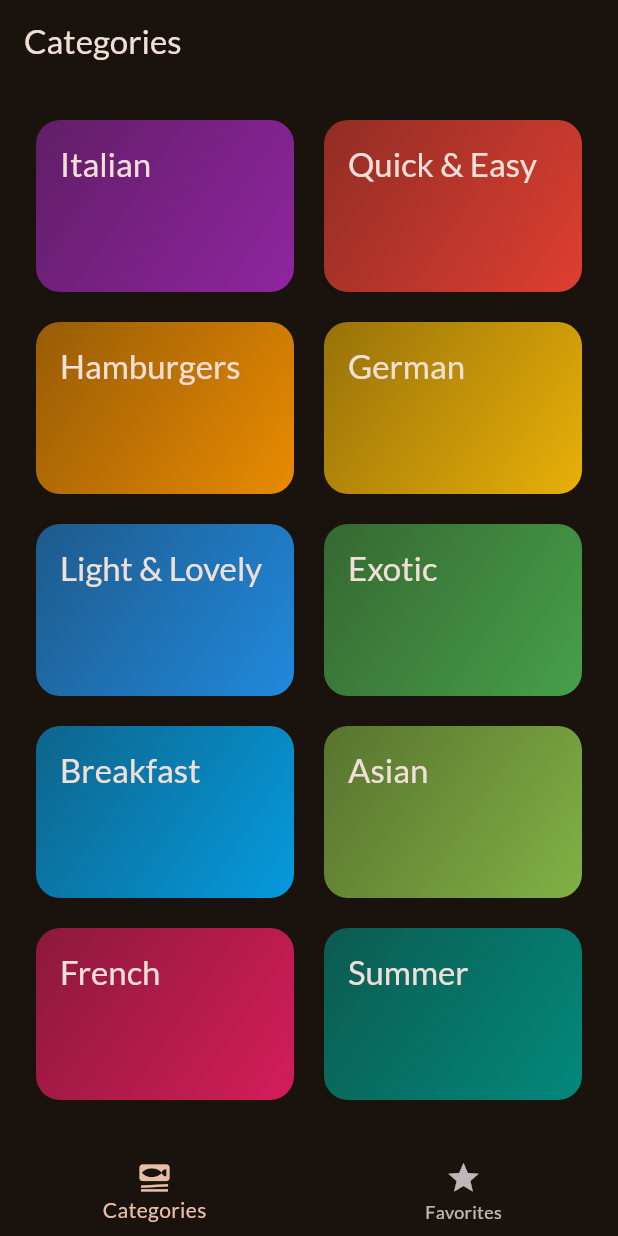
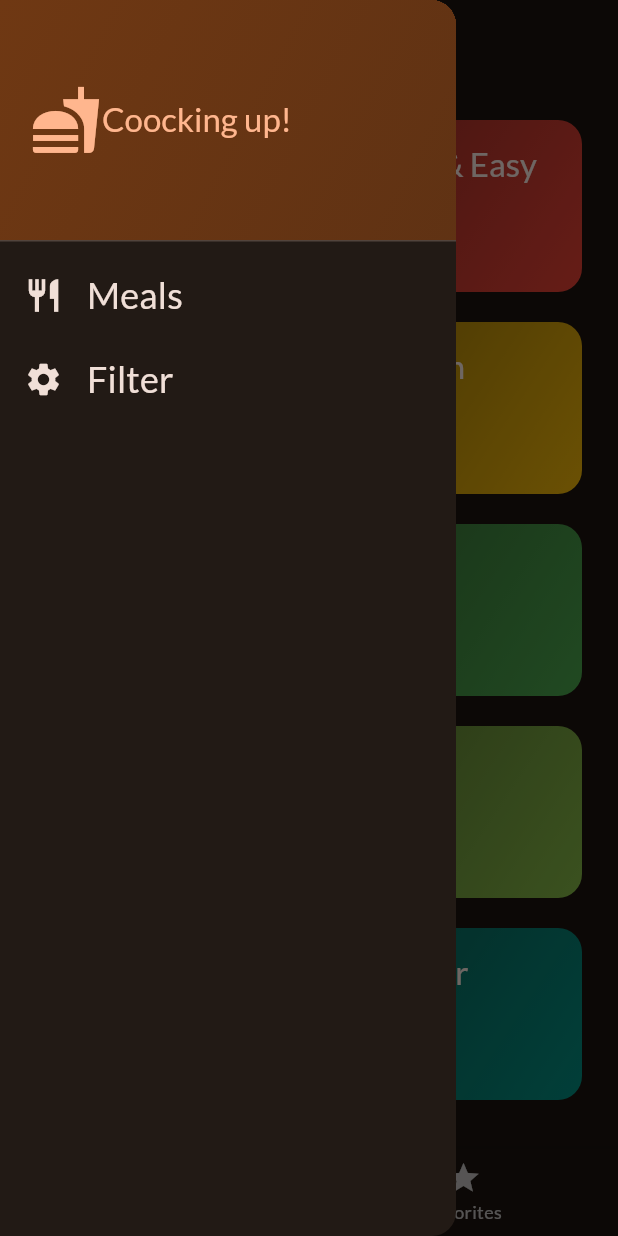
Before and after one commit to def-Siddharth-Mishra/melee, a Flutter app: the screen it shows after launch, with the side drawer open (before the commit the screen has no drawer), on a phone screen of 412 x 824 dp. Run offline on Flutter 3.47's test engine with Material 3 defaults, Android fonts, the phone set to English and light mode, and no system bars; our stand-ins replace google_fonts, transparent_image.

Commit message:
SideDrawer is added and and onTap parameter is passed so that it can do something.

```diff
--- a/lib/screens/tabs.dart
+++ b/lib/screens/tabs.dart
@@ -2,6 +2,7 @@ import 'package:flutter/material.dart';
 import 'package:meals_app/models/meal.dart';
 import 'package:meals_app/screens/categories.dart';
 import 'package:meals_app/screens/meals.dart';
+import 'package:meals_app/widgets/main_drawer.dart';
 
 class TabsScreen extends StatefulWidget {
   const TabsScreen({super.key});
@@ -66,6 +67,7 @@ class _TabsScreenState extends State<TabsScreen> {
       appBar: AppBar(
         title: Text(activePageTitle),
       ),
+      drawer: const MainDrawer(),
       body: activePage,
       bottomNavigationBar: BottomNavigationBar(
         currentIndex: _selectedPageIndex,
--- /dev/null
+++ b/lib/widgets/main_drawer.dart
@@ -0,0 +1,77 @@
+import 'package:flutter/material.dart';
+
+class MainDrawer extends StatelessWidget {
+  const MainDrawer({super.key});
+
+  @override
+  Widget build(BuildContext context) {
+    return Drawer(
+      child: Column(
+        children: [
+          DrawerHeader(
+            padding: EdgeInsets.all(20),
+            decoration: BoxDecoration(
+              gradient: LinearGradient(
+                colors: [
+                  Theme.of(context).colorScheme.primaryContainer,
+                  Theme.of(context)
+                      .colorScheme
+                      .primaryContainer
+                      .withOpacity(0.8)
+                ],
+                end: Alignment.bottomRight,
+                begin: Alignment.topLeft,
+              ),
+            ),
+            child: Row(
+              children: [
+                Icon(
+                  Icons.fastfood,
+                  size: 48,
+                  color: Theme.of(context).colorScheme.primary,
+                ),
+                const SizedBox(),
+                Text(
+                  "Coocking up!",
+                  style: Theme.of(context).textTheme.titleLarge!.copyWith(
+                        color: Theme.of(context).colorScheme.primary,
+                      ),
+                ),
+              ],
+            ),
+          ),
+          ListTile(
+            leading: Icon(
+              Icons.restaurant,
+              size: 26,
+              color: Theme.of(context).colorScheme.onSurface,
+            ),
+            title: Text(
+              "Meals",
+              style: Theme.of(context).textTheme.titleSmall!.copyWith(
+                    color: Theme.of(context).colorScheme.onSurface,
+                    fontSize: 24,
+                  ),
+            ),
+            onTap: () {},
+          ),
+          ListTile(
+            leading: Icon(
+              Icons.settings,
+              size: 26,
+              color: Theme.of(context).colorScheme.onSurface,
+            ),
+            title: Text(
+              "Filter",
+              style: Theme.of(context).textTheme.titleSmall!.copyWith(
+                    color: Theme.of(context).colorScheme.onSurface,
+                    fontSize: 24,
+                  ),
+            ),
+            onTap: () {},
+          ),
+        ],
+      ),
+    );
+  }
+}
```
